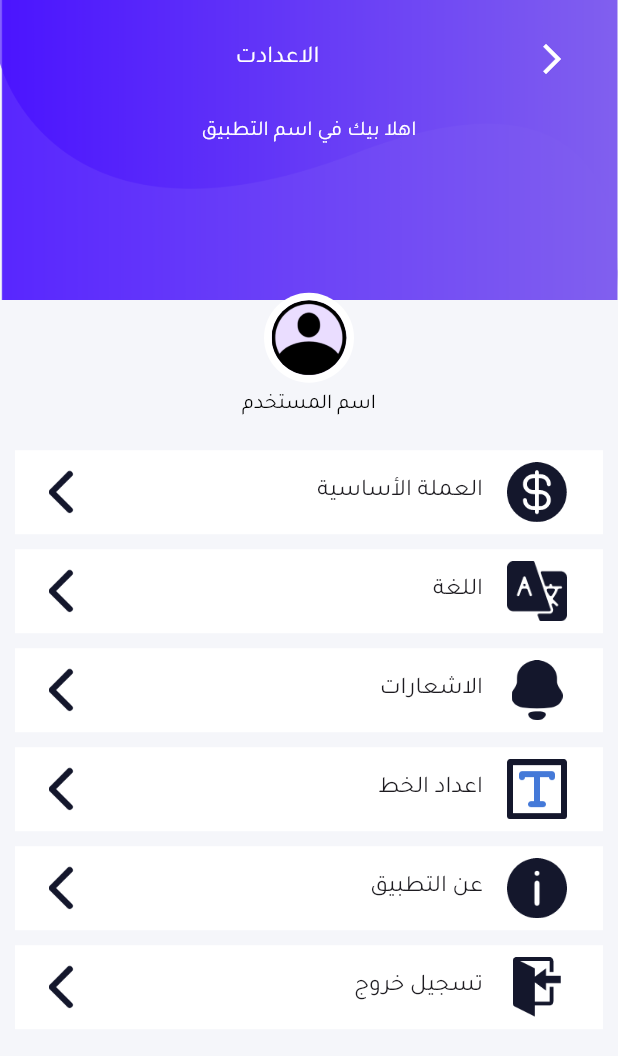
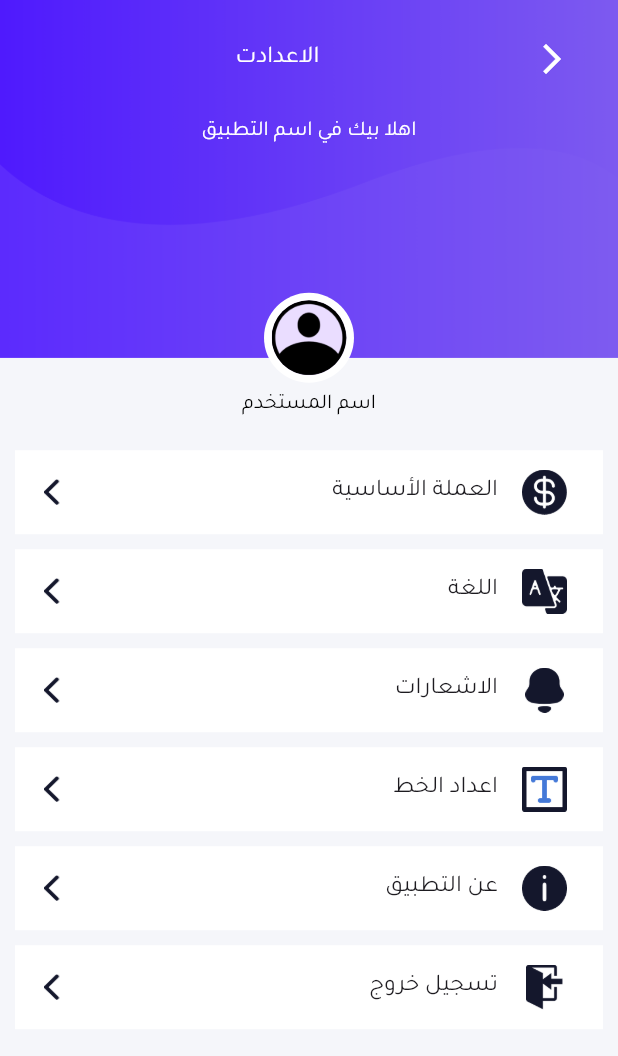
Before and after one commit to mohamedamr77/Currencies, a Flutter app: the SettingScreen screen opened by its route, on a phone screen of 412 x 824 dp. Shown: the top 1056 px of the screen. Run offline on Flutter 3.47's test engine with Material 3 defaults, Android fonts, the phone set to English and light mode, and no system bars; our stand-ins replace flutter_screenutil, flutter_svg, go_router, google_mobile_ads.

Commit message:
refeactor setting screen

```diff
--- a/lib/features/setting/presentation/views/widgets/setting_body.dart
+++ b/lib/features/setting/presentation/views/widgets/setting_body.dart
@@ -1,5 +1,6 @@
 import 'package:digitaltransactions/core/shared_widget/custom_appbar.dart';
 import 'package:flutter/material.dart';
+import 'package:flutter_screenutil/flutter_screenutil.dart';
 import 'package:go_router/go_router.dart';
 import '../../../../../core/utils/image.dart';
 import 'dialog.dart';
@@ -15,7 +16,7 @@ class SettingBody extends StatelessWidget {
           height: MediaQuery.of(context).size.height * 0.34,
           child: Stack(children: [
             Container(
-              height: 200,
+              height: 200.h,
               width: double.infinity,
               decoration: BoxDecoration(
                 image: DecorationImage(
@@ -81,115 +82,60 @@ class SettingBody extends StatelessWidget {
         ),
         Padding(
           padding: const EdgeInsets.all(10.0),
-          child: Column(
+          child: ListView(
+            shrinkWrap: true,
             children: [
-              ListTile(
-                tileColor: Colors.white,
-                leading: Image.asset(
-                  ImageApp.arrow,
-                  height: 30,
-                  width: 30,
-                ),
-                title: const Text(
-                  "العملة الأساسية",
-                  textAlign: TextAlign.right,
-                  style: TextStyle(
-                    fontFamily: "Tajawal",
-                  ),
-                ),
-                trailing: Image.asset(ImageApp.el3omla, height: 40, width: 40),
-              ),
-              const SizedBox(
-                height: 10,
-              ),
-              ListTile(
-                onTap: () {
-                  showDialog(
-                      context: context,
-                      builder: (context) => const DialogScreen());
-                },
-                tileColor: Colors.white,
-                leading: Image.asset(ImageApp.arrow, height: 30, width: 30),
-                title: const Text("اللغة",
-                    textAlign: TextAlign.right,
-                    style: TextStyle(
-                      fontFamily: "Tajawal",
-                    )),
-                trailing: Image.asset(ImageApp.lang, height: 40, width: 40),
-              ),
-              const SizedBox(
-                height: 10,
-              ),
-              ListTile(
-                tileColor: Colors.white,
-                leading: Image.asset(
-                  ImageApp.arrow,
-                  height: 30,
-                  width: 30,
-                ),
-                title: const Text("الاشعارات",
-                    textAlign: TextAlign.right,
-                    style: TextStyle(
-                      fontFamily: "Tajawal",
-                    )),
-                trailing:
-                    Image.asset(ImageApp.notification, height: 40, width: 40),
-              ),
-              const SizedBox(
-                height: 10,
-              ),
-              ListTile(
-                tileColor: Colors.white,
-                leading: Image.asset(
-                  ImageApp.arrow,
-                  height: 30,
-                  width: 30,
-                ),
-                title: const Text("اعداد الخط",
-                    textAlign: TextAlign.right,
-                    style: TextStyle(
-                      fontFamily: "Tajawal",
-                    )),
-                trailing: Image.asset(ImageApp.elkhat, height: 40, width: 40),
-              ),
-              const SizedBox(
-                height: 10,
-              ),
-              ListTile(
-                tileColor: Colors.white,
-                leading: Image.asset(
-                  ImageApp.arrow,
-                  height: 30,
-                  width: 30,
-                ),
-                title: const Text("عن التطبيق",
-                    textAlign: TextAlign.right,
-                    style: TextStyle(
-                      fontFamily: "Tajawal",
-                    )),
-                trailing: Image.asset(ImageApp.about, height: 40, width: 40),
-              ),
-              const SizedBox(
-                height: 10,
-              ),
-              ListTile(
-                tileColor: Colors.white,
-                leading: Image.asset(
-                  ImageApp.arrow,
-                  height: 30,
-                  width: 30,
-                ),
-                title: const Text("تسجيل خروج",
-                    textAlign: TextAlign.right,
-                    style: TextStyle(
-                      fontFamily: "Tajawal",
-                    )),
-                trailing: Image.asset(ImageApp.signout, height: 40, width: 40),
-              ),
+              CustomListTile(trailingImage: ImageApp.el3omla, title:  "العملة الأساسية",),
+
+              CustomListTile(trailingImage: ImageApp.lang, title: "اللغة",onTap: () {
+                showDialog(
+                    context: context,
+                    builder: (context) => const DialogScreen());
+              },),
+
+
+              CustomListTile(trailingImage: ImageApp.notification, title: "الاشعارات",),
+
+              CustomListTile(trailingImage: ImageApp.elkhat, title: "اعداد الخط",),
+
+
+              CustomListTile(trailingImage: ImageApp.about, title: "عن التطبيق",),
+
+              CustomListTile(trailingImage: ImageApp.signout, title: "تسجيل خروج",)
             ],
-          ),
+          )
         )
       ],
     );
   }
 }
+
+
+class CustomListTile extends StatelessWidget {
+   CustomListTile({super.key, required this.trailingImage, required this.title,this.onTap});
+   final String trailingImage;
+   final String title;
+  void Function()? onTap;
+  @override
+  Widget build(BuildContext context) {
+    return Padding(
+      padding: const EdgeInsets.only(bottom: 10),
+      child: ListTile(
+        onTap: onTap,
+        tileColor: Colors.white,
+        leading: Image.asset(
+          ImageApp.arrow,
+          height: 15.h,
+          width: 15.w,
+        ),
+        title:  Text(title,
+            textAlign: TextAlign.right,
+            style: const TextStyle(
+              fontFamily: "Tajawal",
+            )),
+        trailing:
+        Image.asset(trailingImage, height: 30, width: 30),
+      ),
+    );
+  }
+}
```
